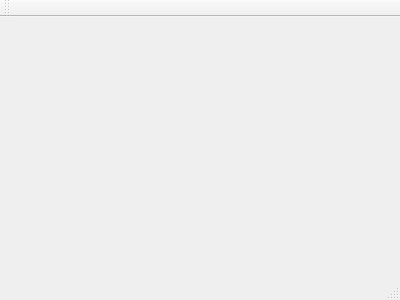
The window that mainwindow.ui (ChanChuanYi/QTex) describes before a commit, drawn with Qt 5.
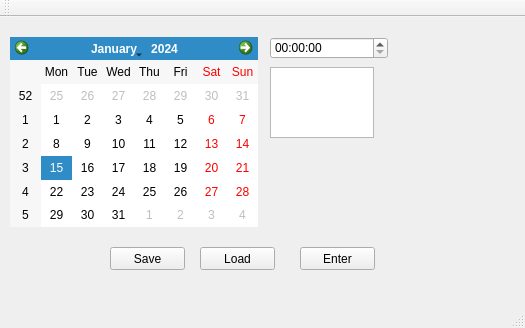
The same window after the commit.

Diff of the .ui file:
```diff
--- a/mainwindow.ui
+++ b/mainwindow.ui
@@ -1,24 +1,122 @@
 <ui version="4.0">
  <class>MainWindow</class>
- <widget class="QMainWindow" name="MainWindow" >
-  <property name="geometry" >
+ <widget class="QMainWindow" name="MainWindow">
+  <property name="geometry">
    <rect>
     <x>0</x>
     <y>0</y>
-    <width>400</width>
-    <height>300</height>
+    <width>525</width>
+    <height>328</height>
    </rect>
   </property>
   <property name="windowTitle" >
    <string>MainWindow</string>
   </property>
-  <widget class="QMenuBar" name="menuBar" />
-  <widget class="QToolBar" name="mainToolBar" />
-  <widget class="QWidget" name="centralWidget" />
-  <widget class="QStatusBar" name="statusBar" />
+  <widget class="QWidget" name="centralWidget">
+   <widget class="QCalendarWidget" name="calendarWidget">
+    <property name="geometry">
+     <rect>
+      <x>10</x>
+      <y>20</y>
+      <width>248</width>
+      <height>190</height>
+     </rect>
+    </property>
+   </widget>
+   <widget class="QTextEdit" name="textEdit">
+    <property name="geometry">
+     <rect>
+      <x>270</x>
+      <y>50</y>
+      <width>104</width>
+      <height>71</height>
+     </rect>
+    </property>
+   </widget>
+   <widget class="QPushButton" name="SaveButton_2">
+    <property name="geometry">
+     <rect>
+      <x>110</x>
+      <y>230</y>
+      <width>75</width>
+      <height>23</height>
+     </rect>
+    </property>
+    <property name="text">
+     <string>Save</string>
+    </property>
+   </widget>
+   <widget class="QPushButton" name="LoadButton_3">
+    <property name="geometry">
+     <rect>
+      <x>200</x>
+      <y>230</y>
+      <width>75</width>
+      <height>23</height>
+     </rect>
+    </property>
+    <property name="text">
+     <string>Load</string>
+    </property>
+   </widget>
+   <widget class="QTimeEdit" name="timeEdit">
+    <property name="geometry">
+     <rect>
+      <x>270</x>
+      <y>20</y>
+      <width>118</width>
+      <height>22</height>
+     </rect>
+    </property>
+   </widget>
+   <widget class="QPushButton" name="ScheduleButton_4">
+    <property name="geometry">
+     <rect>
+      <x>300</x>
+      <y>230</y>
+      <width>75</width>
+      <height>23</height>
+     </rect>
+    </property>
+    <property name="text">
+     <string>Enter</string>
+    </property>
+   </widget>
+   <widget class="QLabel" name="label">
+    <property name="geometry">
+     <rect>
+      <x>270</x>
+      <y>150</y>
+      <width>221</width>
+      <height>71</height>
+     </rect>
+    </property>
+    <property name="text">
+     <string>&lt;html&gt;&lt;head/&gt;&lt;body&gt;&lt;p&gt;&lt;br/&gt;&lt;/p&gt;&lt;/body&gt;&lt;/html&gt;</string>
+    </property>
+   </widget>
+  </widget>
+  <widget class="QMenuBar" name="menuBar">
+   <property name="geometry">
+    <rect>
+     <x>0</x>
+     <y>0</y>
+     <width>525</width>
+     <height>22</height>
+    </rect>
+   </property>
+  </widget>
+  <widget class="QToolBar" name="mainToolBar">
+   <attribute name="toolBarArea">
+    <enum>TopToolBarArea</enum>
+   </attribute>
+   <attribute name="toolBarBreak">
+    <bool>false</bool>
+   </attribute>
+  </widget>
+  <widget class="QStatusBar" name="statusBar"/>
  </widget>
- <layoutDefault spacing="6" margin="11" />
- <pixmapfunction></pixmapfunction>
+ <layoutdefault spacing="6" margin="11"/>
  <resources/>
  <connections/>
 </ui>
```
Left out of the diff: 3 changed lines with no effect on the pictures.
